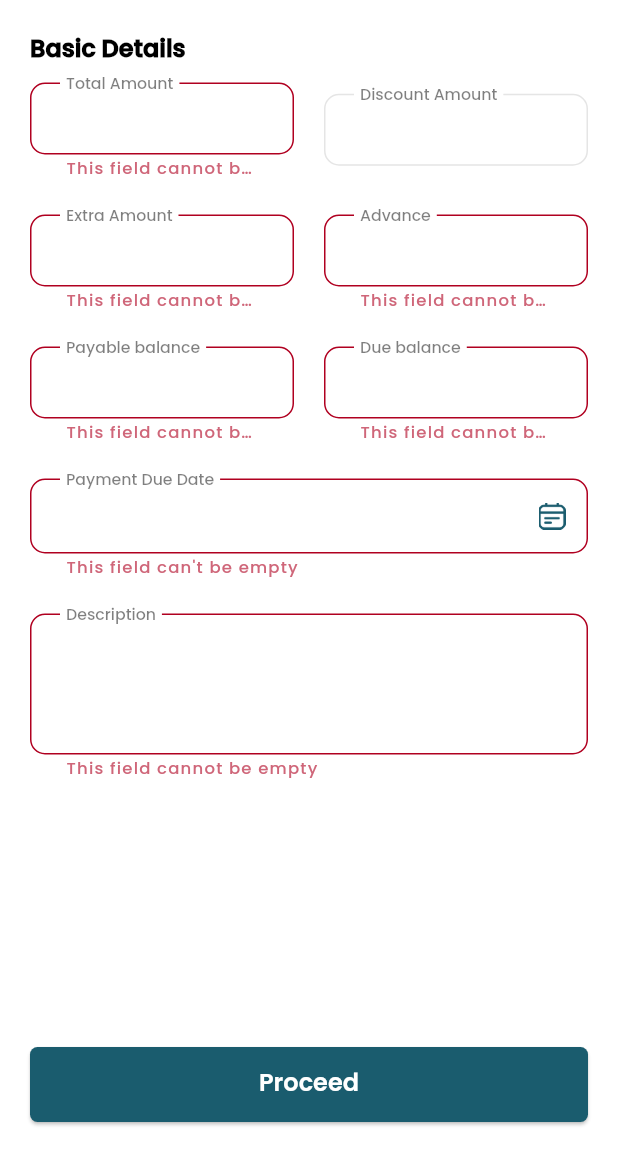
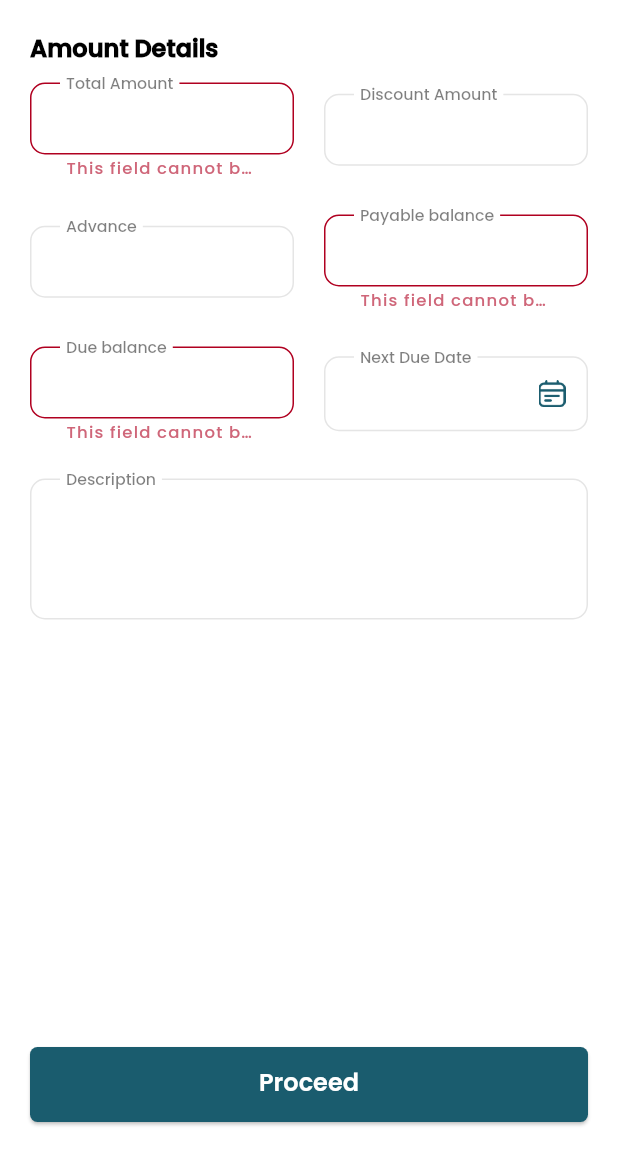
Before and after one commit to SatyaMirthipati/photographers_book, a Flutter app: the AddAmountDetailsScreen screen opened directly with empty values, after a tap on "Proceed", on a phone screen of 412 x 824 dp, the part 84-1236 px from its top. Run offline on Flutter 3.47's test engine with Material 3 defaults, Android fonts, the phone set to English and light mode, and no system bars; our stand-ins replace cached_network_image, dio, expandable_page_view, fluro, image_picker, lottie and 5 more; missing offline and left inert: flutter_portal, syncfusion_flutter_pdfviewer; accounts and stored records are empty.

Commit message:
Ui changes

```diff
--- a/lib/ui/screens/bookings/create_booking/add_amount_details_screen.dart
+++ b/lib/ui/screens/bookings/create_booking/add_amount_details_screen.dart
@@ -35,7 +35,6 @@ class _AddAmountDetailsScreenState extends State<AddAmountDetailsScreen> {
   final totalAmountCtrl = TextEditingController();
   final discountAmountCtrl = TextEditingController();
   final payableAmountCtrl = TextEditingController();
-  final extraAmountCtrl = TextEditingController();
   final advanceAmountCtrl = TextEditingController();
   final dueBalanceCtrl = TextEditingController();
   final descriptionCtrl = TextEditingController();
@@ -45,9 +44,9 @@ class _AddAmountDetailsScreenState extends State<AddAmountDetailsScreen> {
 
   calculate() {
     payableAmountCtrl.text =
-        '${(int.parse(totalAmountCtrl.text) - int.parse(discountAmountCtrl.text) + int.parse(extraAmountCtrl.text))}';
+        '${((int.tryParse(totalAmountCtrl.text) ?? 0) - (int.tryParse(discountAmountCtrl.text) ?? 0))}';
     dueBalanceCtrl.text =
-        '${int.parse(payableAmountCtrl.text) - int.parse(advanceAmountCtrl.text)}';
+        '${(int.tryParse(payableAmountCtrl.text) ?? -0) - (int.tryParse(advanceAmountCtrl.text) ?? 0)}';
   }
 
   @override
@@ -63,7 +62,7 @@ class _AddAmountDetailsScreenState extends State<AddAmountDetailsScreen> {
           padding: const EdgeInsets.all(20),
           children: [
             Text(
-              'Basic Details',
+              'Amount Details',
               style: textTheme.titleLarge!.copyWith(fontSize: 16),
             ),
             const SizedBox(height: 10),
@@ -113,29 +112,6 @@ class _AddAmountDetailsScreenState extends State<AddAmountDetailsScreen> {
               children: [
                 Expanded(
                   child: TextFormField(
-                    controller: extraAmountCtrl,
-                    style: textTheme.bodyLarge,
-                    textInputAction: TextInputAction.done,
-                    keyboardType: TextInputType.number,
-                    inputFormatters: <TextInputFormatter>[
-                      FilteringTextInputFormatter.digitsOnly,
-                      FilteringTextInputFormatter.allow(RegExp(r'[0-9]')),
-                    ],
-                    decoration: const InputDecoration(
-                      labelText: 'Extra Amount',
-                    ),
-                    onChanged: (v) => calculate(),
-                    validator: (text) {
-                      if (text?.trim().isEmpty ?? true) {
-                        return 'This field cannot be empty';
-                      }
-                      return null;
-                    },
-                  ),
-                ),
-                const SizedBox(width: 20),
-                Expanded(
-                  child: TextFormField(
                     controller: advanceAmountCtrl,
                     style: textTheme.bodyLarge,
                     textInputAction: TextInputAction.done,
@@ -144,31 +120,11 @@ class _AddAmountDetailsScreenState extends State<AddAmountDetailsScreen> {
                       FilteringTextInputFormatter.digitsOnly,
                       FilteringTextInputFormatter.allow(RegExp(r'[0-9]')),
                     ],
-                    onChanged: (v) {
-                      // if (advanceAmountCtrl.text != '') {
-                      //   var total = int.parse(totalAmountCtrl.text);
-                      //   var advance = int.parse(advanceAmountCtrl.text);
-                      //   dueBalanceCtrl.text = '${total - advance}';
-                      // } else {
-                      //   dueBalanceCtrl.text = totalAmountCtrl.text;
-                      // }
-                      calculate();
-                      setState(() {});
-                    },
+                    onChanged: (v) => calculate(),
                     decoration: const InputDecoration(labelText: 'Advance'),
-                    validator: (text) {
-                      if (text?.trim().isEmpty ?? true) {
-                        return 'This field cannot be empty';
-                      }
-                      return null;
-                    },
                   ),
-                )
-              ],
                 ),
-            const SizedBox(height: 25),
-            Row(
-              children: [
+                const SizedBox(width: 20),
                 Expanded(
                   child: TextFormField(
                     readOnly: true,
@@ -189,8 +145,12 @@ class _AddAmountDetailsScreenState extends State<AddAmountDetailsScreen> {
                       return null;
                     },
                   ),
+                )
+              ],
             ),
-                SizedBox(width: 20),
+            const SizedBox(height: 25),
+            Row(
+              children: [
                 Expanded(
                   child: TextFormField(
                     readOnly: true,
@@ -211,17 +171,20 @@ class _AddAmountDetailsScreenState extends State<AddAmountDetailsScreen> {
                     },
                   ),
                 ),
-              ],
-            ),
-            const SizedBox(height: 25),
-            DatePicker(
+                const SizedBox(width: 20),
+                Expanded(
+                  child: DatePicker(
                     dateTime,
                     dateCtrl: dateCtrl,
                     startDate: DateTime.now(),
-              labelText: 'Payment Due Date',
+                    labelText: 'Next Due Date',
+                    validator: false,
                     onDateChange: (dateTime) {
                       setState(() => this.dateTime = dateTime);
                     },
+                  ),
+                ),
+              ],
             ),
             const SizedBox(height: 25),
             TextFormField(
@@ -231,12 +194,6 @@ class _AddAmountDetailsScreenState extends State<AddAmountDetailsScreen> {
               textInputAction: TextInputAction.done,
               decoration: const InputDecoration(labelText: 'Description'),
               keyboardType: TextInputType.text,
-              validator: (text) {
-                if (text?.trim().isEmpty ?? true) {
-                  return 'This field cannot be empty';
-                }
-                return null;
-              },
             ),
           ],
         ),
@@ -251,13 +208,15 @@ class _AddAmountDetailsScreenState extends State<AddAmountDetailsScreen> {
           Map<String, dynamic> bookingResponse = widget.response;
 
           bookingResponse['total'] = totalAmountCtrl.text;
-          bookingResponse['extra'] = extraAmountCtrl.text;
           bookingResponse['payable'] = payableAmountCtrl.text;
           bookingResponse['paid'] = advanceAmountCtrl.text;
           bookingResponse['due'] = dueBalanceCtrl.text;
+          bookingResponse['status'] = true;
+
+          if (dateTime != null) {
             bookingResponse['dueDate'] =
                 DateFormat('yyyy-MM-dd').format(dateTime!);
-          bookingResponse['status'] = true;
+          }
 
           await bookingBloc.createBooking(body: bookingResponse);
 
--- a/lib/ui/widgets/date_picker.dart
+++ b/lib/ui/widgets/date_picker.dart
@@ -56,14 +56,16 @@ class DatePicker extends StatelessWidget {
             date != null ? DateFormat('dd MMMM, yyyy').format(date!) : '';
         onDateChange.call(date);
       },
-      validator: validator != false
+      validator: validator == true
           ? (value) {
               if ((value == null || value.trim().isEmpty && value == '')) {
                 return 'This field can\'t be empty';
               }
               return null;
             }
-          : null,
+          : (v) {
+              return null;
+            },
       onSaved: (v) => dateCtrl.text = v!,
       autocorrect: true,
       decoration: InputDecoration(
```
Lines whose indentation alone changed are shown as unchanged.
